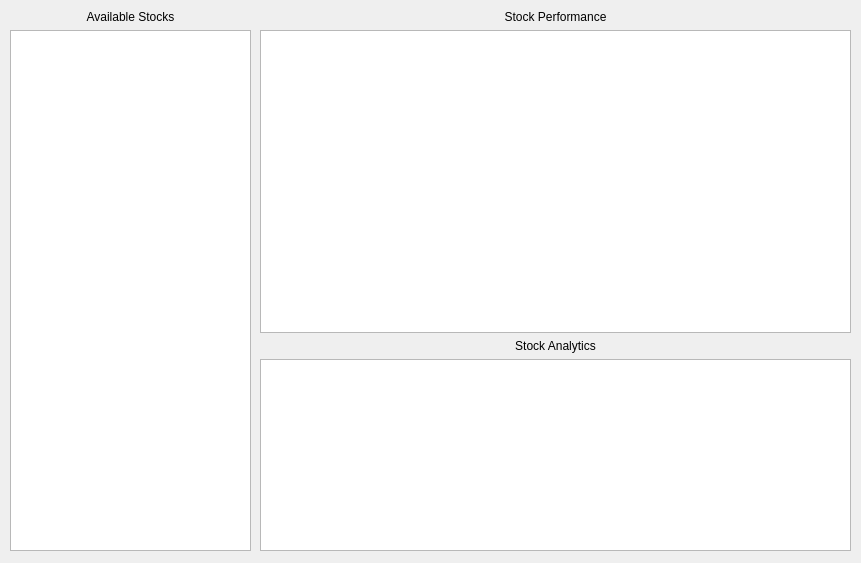
Old version of the form Gui/StockAnalysis.ui in the repository TheGraeme95/Markowitz-Portfolio-Optimiser.
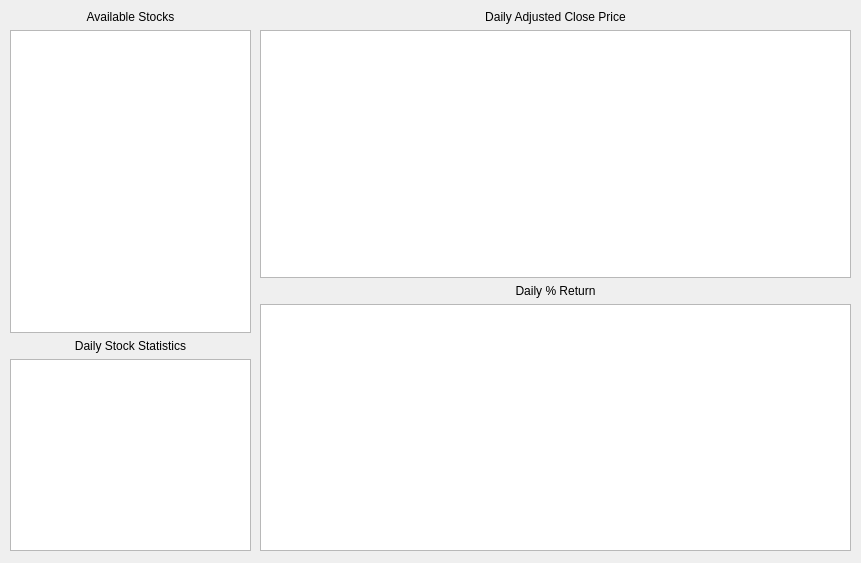
New version of the form.

Commit message: Got Lists working and analysis

What changed in the file:
```diff
--- a/Gui/StockAnalysis.ui
+++ b/Gui/StockAnalysis.ui
@@ -46,7 +46,24 @@
      </widget>
     </item>
     <item>
-     <widget class="QListWidget" name="listWidget"/>
+     <widget class="QListWidget" name="analysisChoice"/>
+    </item>
+    <item>
+     <widget class="QLabel" name="label_4">
+      <property name="text">
+       <string>Daily Stock Statistics</string>
+      </property>
+      <property name="alignment">
+       <set>Qt::AlignCenter</set>
+      </property>
+     </widget>
+    </item>
+    <item alignment="Qt::AlignBottom">
+     <widget class="QTextEdit" name="analysisText">
+      <property name="textInteractionFlags">
+       <set>Qt::NoTextInteraction</set>
+      </property>
+     </widget>
     </item>
    </layout>
   </widget>
@@ -63,7 +80,7 @@
     <item>
      <widget class="QLabel" name="label_2">
       <property name="text">
-       <string>Stock Performance</string>
+       <string>Daily Adjusted Close Price</string>
       </property>
       <property name="alignment">
        <set>Qt::AlignCenter</set>
@@ -76,22 +93,15 @@
     <item>
      <widget class="QLabel" name="label_3">
       <property name="text">
-       <string>Stock Analytics</string>
+       <string>Daily % Return</string>
       </property>
       <property name="alignment">
        <set>Qt::AlignCenter</set>
       </property>
      </widget>
     </item>
-    <item alignment="Qt::AlignBottom">
-     <widget class="QTextBrowser" name="textBrowser">
-      <property name="minimumSize">
-       <size>
-        <width>589</width>
-        <height>0</height>
-       </size>
-      </property>
-     </widget>
+    <item>
+     <widget class="QGraphicsView" name="returnsGraph"/>
     </item>
    </layout>
   </widget>
```
Left out of the diff: 2 changed lines with no effect on the pictures. The commit also changes 5 other files.
